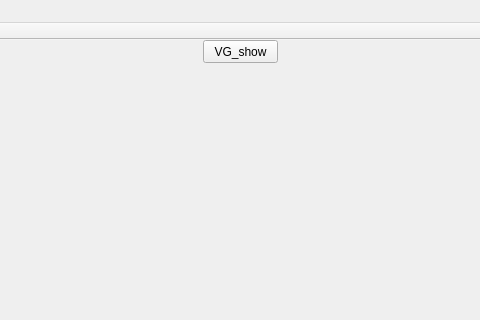
Old version of the form lecp.ui in the repository songzy12/largest_empty_convex_polygon; both pictures show x 317 to 797 and y 0 to 320 of the 995 by 599 pixel window.
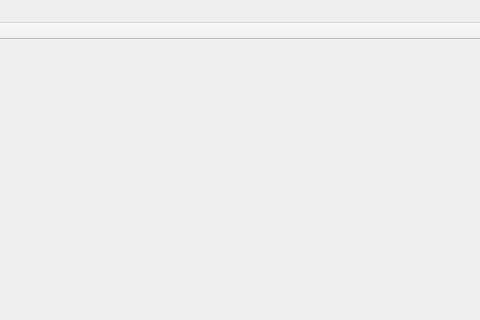
New version of the form.

Patch:
```diff
--- a/lecp.ui
+++ b/lecp.ui
@@ -14,21 +14,7 @@
   <property name="windowTitle">
    <string>LECP</string>
   </property>
-  <widget class="QWidget" name="centralWidget">
-   <widget class="QPushButton" name="btn_vg">
-    <property name="geometry">
-     <rect>
-      <x>520</x>
-      <y>0</y>
-      <width>75</width>
-      <height>23</height>
-     </rect>
-    </property>
-    <property name="text">
-     <string>VG_show</string>
-    </property>
-   </widget>
-  </widget>
+  <widget class="QWidget" name="centralWidget"/>
   <widget class="QMenuBar" name="menuBar">
    <property name="geometry">
     <rect>
```
Left out of the diff: 10 changed lines with no effect on the pictures.
